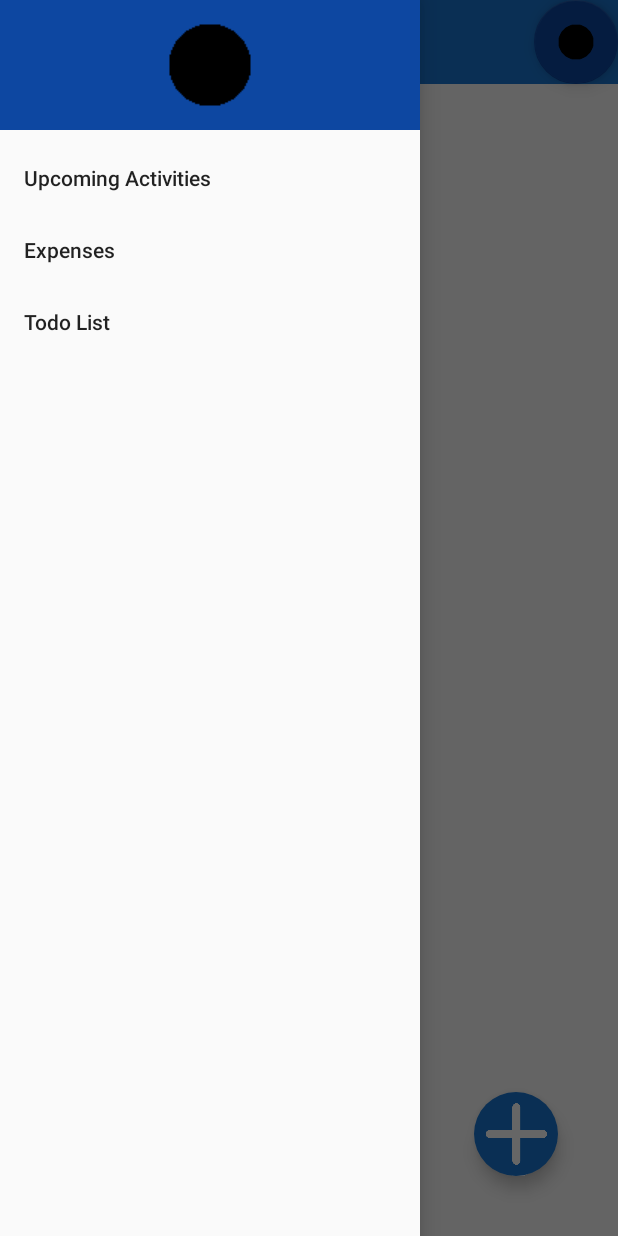
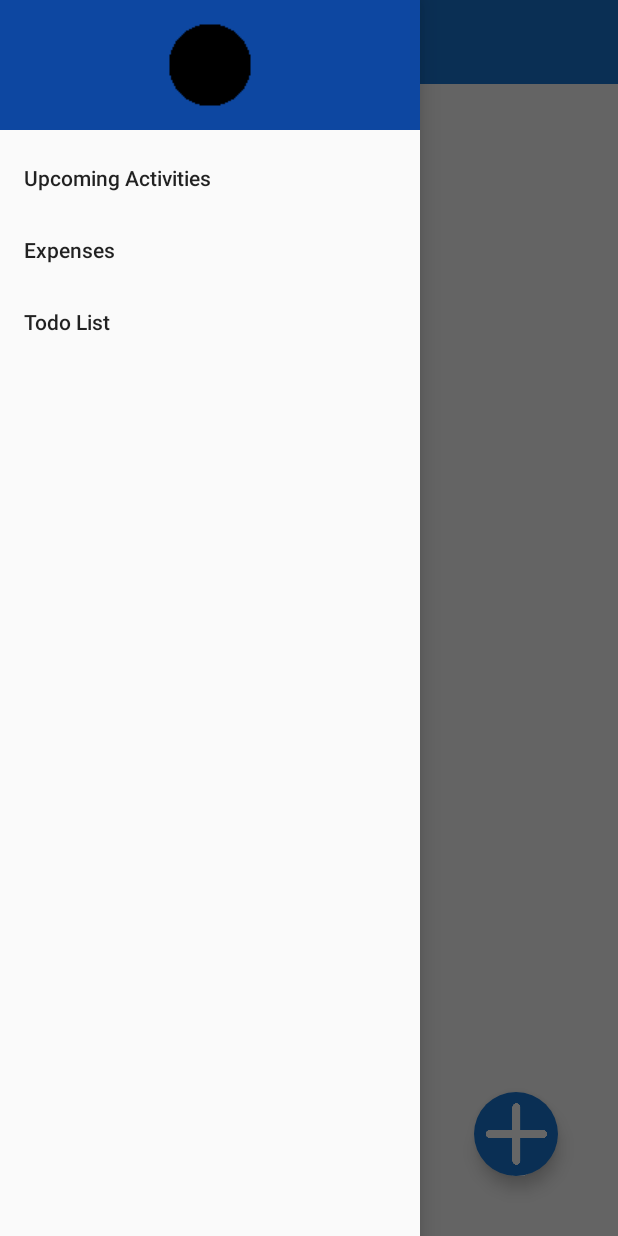
Before and after one commit to fsayhan123/Orbital_HourGlass_Final, an Android app: the screen it shows after launch (ActivityUpcomingPage), with the side drawer open, on a phone screen of 412 x 824 dp. Run offline under Robolectric (Android 15) with nearby library versions, the phone set to English and light mode, and no system bars.

Commit message:
ordering of dates

```diff
--- a/app/src/main/java/com/example/weekcalendar/ActivityCreateExpensePage.java
+++ b/app/src/main/java/com/example/weekcalendar/ActivityCreateExpensePage.java
@@ -53,13 +53,11 @@ public class ActivityCreateExpensePage extends AppCompatActivity implements Adap
         } else if (s.getSelectedItem() == null) {
             Toast.makeText(this, "Please choose a category!", Toast.LENGTH_SHORT).show();
         } else {
-            Toast.makeText(this, "Added expense", Toast.LENGTH_SHORT).show();
             boolean result = myDB.addExpense(expenseName, cost.getText().toString(), s.getSelectedItem().toString(), date.getText().toString());
             if (result == true) {
-                Toast.makeText(this, "success", Toast.LENGTH_SHORT).show();
+                Toast.makeText(this, "Added expense", Toast.LENGTH_SHORT).show();
             }
             Intent i = new Intent(this, ActivityExpensePage.class);
-            // grab data and add to db here
             startActivity(i);
         }
     }
--- a/app/src/main/java/com/example/weekcalendar/ActivityUpcomingPage.java
+++ b/app/src/main/java/com/example/weekcalendar/ActivityUpcomingPage.java
@@ -38,10 +38,6 @@ public class ActivityUpcomingPage extends AppCompatActivity implements MyOnDateC
 //    private NavigationView nv;
     private SetupNavDrawer navDrawer;
 
-    // to be edited
-    private FloatingActionButton linkToExpense;
-    private Button randomButton;
-
     @Override
     protected void onCreate(Bundle savedInstanceState) {
         super.onCreate(savedInstanceState);
@@ -50,6 +46,7 @@ public class ActivityUpcomingPage extends AppCompatActivity implements MyOnDateC
 
         try {
             daysWithEvents = fetchDaysWithEvents();
+            daysWithEvents.sort((d1, d2) -> d1.compareTo(d2));
         }
         catch(ParseException e) {
             Log.d("hello", "Hello");
--- a/app/src/main/res/layout/activity_create_expense_page.xml
+++ b/app/src/main/res/layout/activity_create_expense_page.xml
@@ -44,7 +44,7 @@
                 android:layout_marginHorizontal="20dp"
                 android:layout_marginTop="10dp"
                 android:ems="10"
-                android:hint="Cost"
+                android:hint="Cost ($)"
                 android:inputType="numberDecimal"
                 android:numeric="decimal" />
 
--- a/app/src/main/res/layout/activity_upcoming_page.xml
+++ b/app/src/main/res/layout/activity_upcoming_page.xml
@@ -13,20 +13,6 @@
         android:layout_width="match_parent"
         android:layout_height="match_parent"
         tools:context=".ActivityUpcomingPage">
-
-        <!--    <Button-->
-        <!--        android:id="@+id/test_button"-->
-        <!--        android:layout_width="wrap_content"-->
-        <!--        android:layout_height="wrap_content"-->
-        <!--        android:text="to drawer" />-->
-
-        <com.google.android.material.floatingactionbutton.FloatingActionButton
-            android:id="@+id/random_button_link_expense"
-            android:layout_width="wrap_content"
-            android:layout_height="wrap_content"
-            android:layout_alignParentRight="true"
-            android:clickable="true"
-            app:srcCompat="@drawable/circle" />
 
         <androidx.appcompat.widget.Toolbar
             android:id="@+id/upcoming_toolbar"
--- a/build.gradle
+++ b/build.gradle
@@ -8,7 +8,7 @@ buildscript {
 
     }
     dependencies {
-        classpath 'com.android.tools.build:gradle:3.6.3'
+        classpath 'com.android.tools.build:gradle:4.0.0'
 
 
         // NOTE: Do not place your application dependencies here; they belong
```
Also changed, not shown: app/src/main/java/com/example/weekcalendar/ActivityExpensePage.java (+5 -3 lines), app/src/main/java/com/example/weekcalendar/CustomDay.java (+6 -1 lines), gradle/wrapper/gradle-wrapper.properties.
